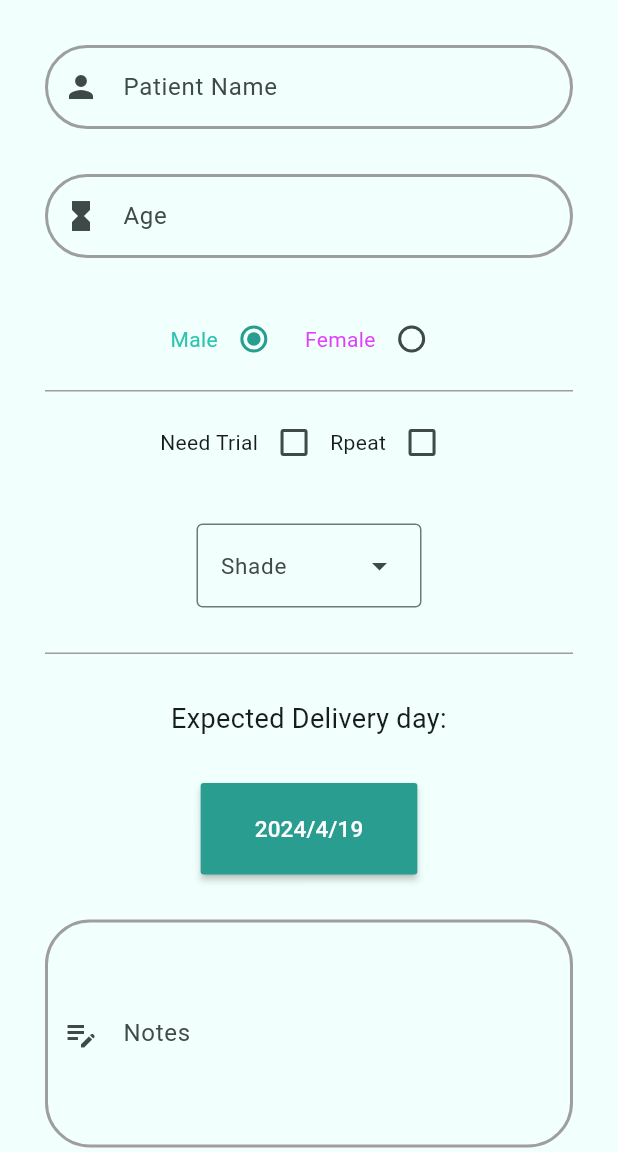
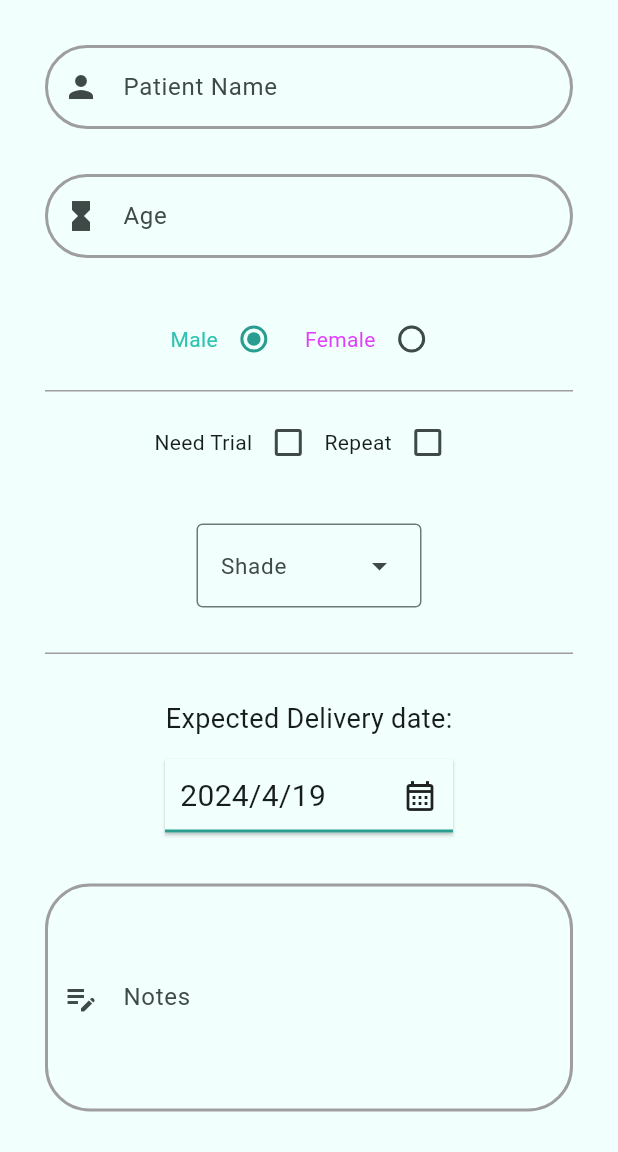
Before and after one commit to CS-PRO1/Project_Lambda_Dental, a Flutter app: the OrderListScreen screen opened by its route, after a tap on the "add" icon, on a phone screen of 412 x 824 dp, the part 84-1236 px from its top. Run offline on Flutter 3.47's test engine with Material 3 defaults, Android fonts, the phone set to English and light mode, and no system bars; our stand-ins replace dio, fluttertoast, get, image_picker, path_drawing and 1 more; missing offline and left inert: dart:ffi; accounts and stored records are empty.

Commit message:
locale update

```diff
--- a/lib/View/bill/bills.dart
+++ b/lib/View/bill/bills.dart
@@ -16,7 +16,7 @@ class Bills extends GetView {
         backgroundColor: Colors.white,
         foregroundColor: Colors.black,
         centerTitle: true,
-        title: Text('Bills'),
+        title: Text('Bills'.tr),
         actions: [
           IconButton(onPressed: () {}, icon: Icon(Icons.search_rounded))
         ],
@@ -54,15 +54,15 @@ class Bills extends GetView {
           children: [
             Flexible(
               child: Text(
-                'Bill 1',
+                'Bill'.tr + ' 001',
                 style: Theme.of(context).textTheme.headline6,
                 overflow: TextOverflow.ellipsis,
               ),
             ),
             Column(
               children: [
-                Text('date from : 18/4/2024'),
-                Text('date to :20/4/2024'),
+                Text('date from:' + ' 18/4/2024'),
+                Text('date to:' + ' 20/4/2024'),
               ],
             ),
             Icon(Icons.arrow_forward_ios_rounded),
--- a/lib/View/order/AddOrderScreen.dart
+++ b/lib/View/order/AddOrderScreen.dart
@@ -70,12 +70,12 @@ class AddOrderScreen extends GetView {
             child: Column(
               mainAxisAlignment: MainAxisAlignment.center,
               children: [
-                myTextField(patientnamecontroller, context, 'Patient Name',
+                myTextField(patientnamecontroller, context, 'Patient Name'.tr,
                     Icon(Icons.person)),
                 SizedBox(
                   height: 30,
                 ),
-                myTextField(agecontroller, context, 'Age',
+                myTextField(agecontroller, context, 'Age'.tr,
                     Icon(Icons.hourglass_full_outlined)),
                 SizedBox(
                   height: 30,
@@ -95,9 +95,9 @@ class AddOrderScreen extends GetView {
                 Row(
                   mainAxisAlignment: MainAxisAlignment.center,
                   children: [
-                    Text('Need Trial'),
+                    Text('Need Trial'.tr),
                     statefull(),
-                    Text('Rpeat'),
+                    Text('Repeat'.tr),
                     statefull(),
                   ],
                 ),
@@ -133,7 +133,7 @@ class AddOrderScreen extends GetView {
                   menuHeight: 260,
                   width: 150,
                   label: Text(
-                    'Shade',
+                    'Shade'.tr,
                     style: TextStyle(fontSize: 15),
                   ),
                 ),
@@ -149,12 +149,19 @@ class AddOrderScreen extends GetView {
                 SizedBox(
                   height: 30,
                 ),
+                Text(
+                  'Expected Delivery date:'.tr,
+                  style: TextStyle(fontSize: 18),
+                ),
+                SizedBox(
+                  height: 10,
+                ),
                 datePicker(context),
                 SizedBox(
                   height: 30,
                 ),
                 myTextField(
-                    notecontroller, context, 'Notes', Icon(Icons.edit_note),
+                    notecontroller, context, 'Notes'.tr, Icon(Icons.edit_note),
                     height: 5),
                 SizedBox(
                   height: 30,
@@ -165,7 +172,7 @@ class AddOrderScreen extends GetView {
                 ),
                 defaultButton(
                     width: 150,
-                    text: 'Next',
+                    text: 'Next'.tr,
                     function: () {
                       Get.toNamed('/teethselect');
                     },
--- a/lib/View/order/OrderListScreen.dart
+++ b/lib/View/order/OrderListScreen.dart
@@ -16,7 +16,7 @@ class OrderListScreen extends GetView {
         backgroundColor: Colors.white,
         foregroundColor: Colors.black,
         centerTitle: true,
-        title: Text('Categories'),
+        title: Text('Orders'.tr),
         actions: [
           IconButton(onPressed: () {}, icon: Icon(Icons.search_rounded))
         ],
@@ -56,20 +56,20 @@ class OrderListScreen extends GetView {
           children: [
             Flexible(
               child: Text(
-                'Patient Name',
+                'Patient Name'.tr,
                 style: Theme.of(context).textTheme.headline6,
                 overflow: TextOverflow.ellipsis,
               ),
             ),
             Column(
               children: [
-                Text('Number'),
+                Text('Number'.tr),
                 Container(
                     // color: Colors.grey,
                     // width: double.infinity,
                     // height: 1,
                     ),
-                Text('Status'),
+                Text('Status'.tr),
               ],
             ),
             Icon(Icons.arrow_forward_ios_rounded),
--- a/lib/locale/dictionary.dart
+++ b/lib/locale/dictionary.dart
@@ -20,7 +20,7 @@ class Dictionary extends Translations {
           "Age": "العمر",
           "Gender": "الجنس",
           "Creation Date": "تاريخ ارسال الطلب",
-          "Expected Delivery Date": "التاريخ المتوقع للاستلام",
+          "Expected Delivery date:": "التاريخ المتوقع للاستلام",
           "Order Status": "حالة الطلب",
           "Notes": "ملاحظات",
           /*New Order----------------------------------------*/
@@ -30,7 +30,7 @@ class Dictionary extends Translations {
           "Repeat": "اعادة",
           "Need Trial": "يتطلب تجربة",
           "Shade": "اللون",
-          "Pick an image": "اختر صورة",
+          "Add Images": "أضف صوراً",
           "Next": "التالي",
           /*Teeth Selection Screen----------------------------------------*/
           "Choose the treatment": "اختر نوع المعالجة",
@@ -58,8 +58,8 @@ class Dictionary extends Translations {
           "Register": "انشاء حساب",
           /*Bill details---------------------------------------------------- */
           "Bill": "الفاتورة",
-          "Material": "نوع المادة",
-          "pieces": "عدد القطع",
+          "Material: ": "نوع المادة",
+          "Pieces: ": "عدد القطع",
           "Final Bill": "الفاتورة الاجمالية",
           /*Bills------------------------------------------------------------*/
           "Bills": "الفواتير",
--- a/lib/shared/component/components.dart
+++ b/lib/shared/component/components.dart
@@ -111,7 +111,7 @@ Widget checkBox(BuildContext context, {var checked, required String text}) =>
 
 Widget datePicker(BuildContext context) {
   DateTime _dateTime = DateTime.now();
-  void _showDatePpcker() {
+  void _showDatePicker() {
     showDatePicker(
       context: context,
       initialDate: DateTime.now(),
@@ -122,32 +122,34 @@ Widget datePicker(BuildContext context) {
     });
   }
 
-  return Column(
+  return SizedBox(
+    width: 200,
+    child: Card(
+      color: bglight,
+      elevation: 1,
+      shape:
+          LinearBorder.bottom(side: BorderSide(color: cyan400, width: 2)),
+      child: InkWell(
+        onTap: _showDatePicker,
+        child: Padding(
+          padding: EdgeInsets.all(10),
+          child: Row(
+            mainAxisAlignment: MainAxisAlignment.spaceBetween,
             children: [
               Text(
-        'Expected Delivery day:',
-        style: TextStyle(fontSize: 18),
-        textAlign: TextAlign.center,
-      ),
-      SizedBox(
-        height: 30,
-      ),
-      MaterialButton(
-        onPressed: _showDatePpcker,
-        child: Padding(
-          padding: EdgeInsets.all(20),
-          child: Text(
                 _dateTime.year.toString() +
                     '/' +
                     _dateTime.month.toString() +
                     '/' +
                     _dateTime.day.toString(),
-            style: TextStyle(color: white, fontSize: 15),
+                style: TextStyle(fontSize: 20),
+              ),
+              Icon(Icons.calendar_month_outlined),
+            ],
           ),
         ),
-        color: cyan400,
-      )
-    ],
+      ),
+    ),
   );
 }
 
@@ -169,7 +171,7 @@ Widget imagePicker() {
   return ElevatedButton(
     onPressed: () => pickImage(ImageSource.camera),
     child: Text(
-      'Pick Image'.tr,
+      'Add Images'.tr,
       style: TextStyle(
         fontWeight: FontWeight.bold,
         color: Colors.white,
```
Also changed, not shown: lib/View/basics/LoginScreen.dart (+13 -11 lines), lib/View/bill/bill_details.dart (+4 -4 lines), lib/View/order/OrderDetailsScreen.dart (+11 -10 lines), lib/View/order/TeethSelectionScreen.dart (+12 -13 lines). Lines whose indentation alone changed are shown as unchanged.
